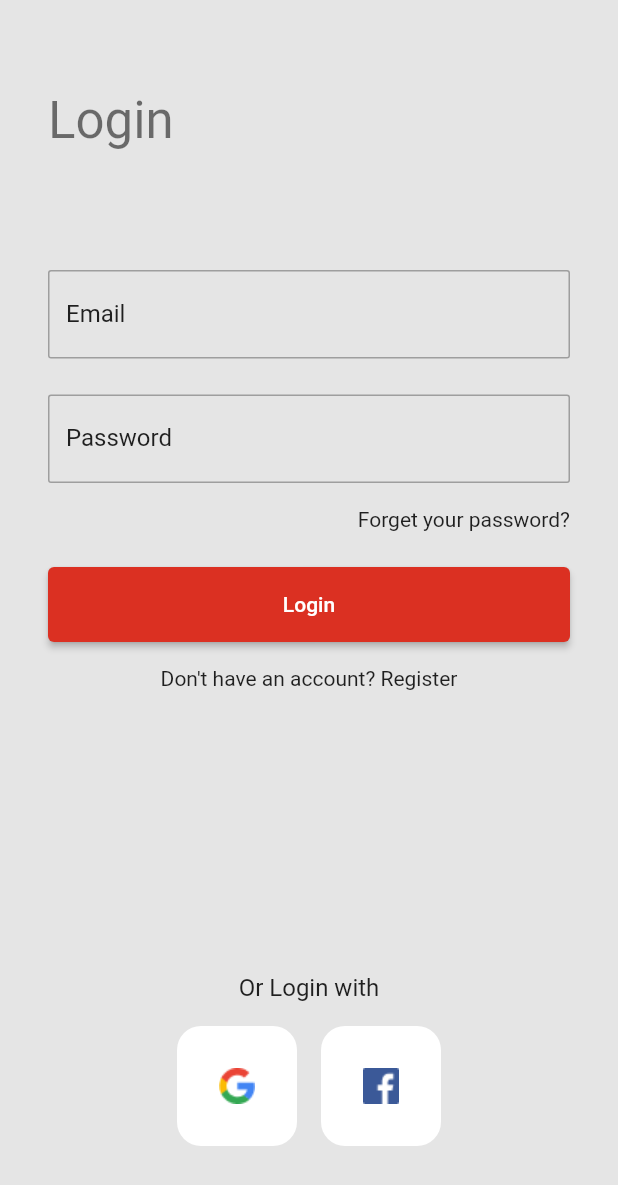
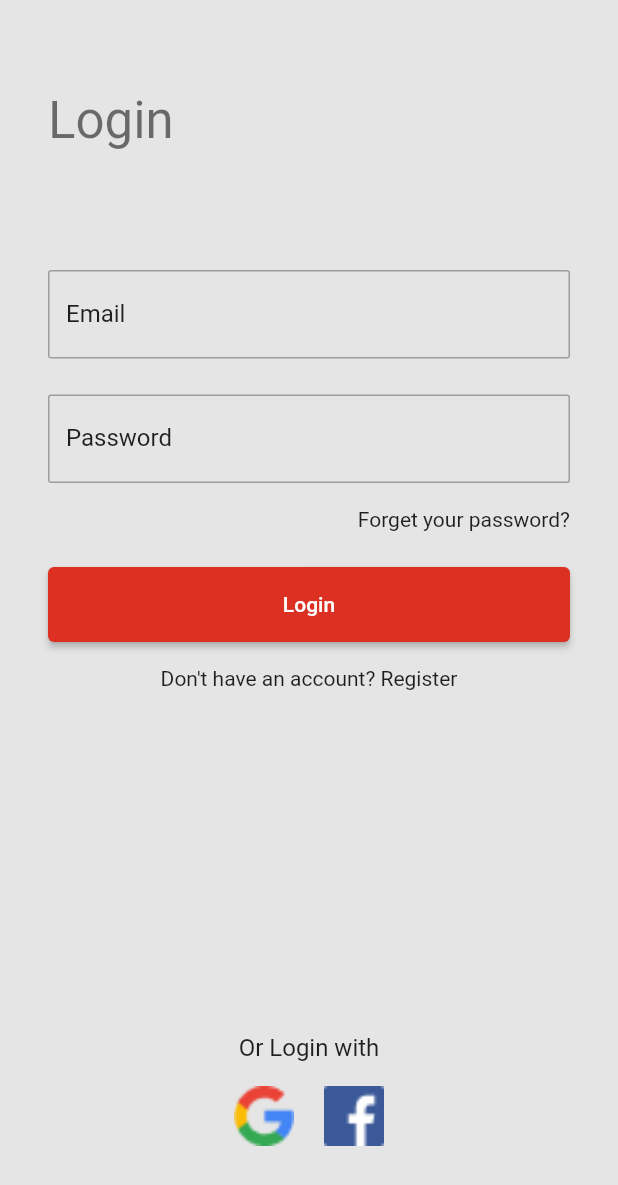
Before and after one commit to MohamedEssam-900009/e_commerce, a Flutter app: the screen it shows after launch, on a phone screen of 412 x 824 dp. Shown: the top 1185 px of the screen. Run offline on Flutter 3.47's test engine with Material 2 defaults, Android fonts, the phone set to English and light mode, and no system bars.

```diff
--- a/lib/views/pages/auth_page.dart
+++ b/lib/views/pages/auth_page.dart
@@ -114,25 +114,25 @@ class _AuthPageState extends State<AuthPage> {
                   mainAxisAlignment: MainAxisAlignment.center,
                   children: [
                     Container(
-                      height: 80.0,
-                      width: 80.0,
+                      height: 40.0,
+                      width: 40.0,
                       decoration: BoxDecoration(
                         borderRadius: BorderRadius.circular(16.0),
-                        color: Colors.white,
+                        color: Colors.transparent,
                       ),
-                      child: Image.asset('assets/images/google.png'),
+                      child: Image.asset('assets/images/google.png',fit: BoxFit.cover),
                     ),
                     const SizedBox(
-                      width: 16.0,
+                      width: 20.0,
                     ),
                     Container(
-                      height: 80.0,
-                      width: 80.0,
+                      height: 40.0,
+                      width: 40.0,
                       decoration: BoxDecoration(
                         borderRadius: BorderRadius.circular(16.0),
-                        color: Colors.white,
+                        color: Colors.transparent,
                       ),
-                      child: Image.asset('assets/images/facebook.png'),
+                      child: Image.asset('assets/images/facebook.png',fit: BoxFit.cover),
                     )
                   ],
                 ),
```
